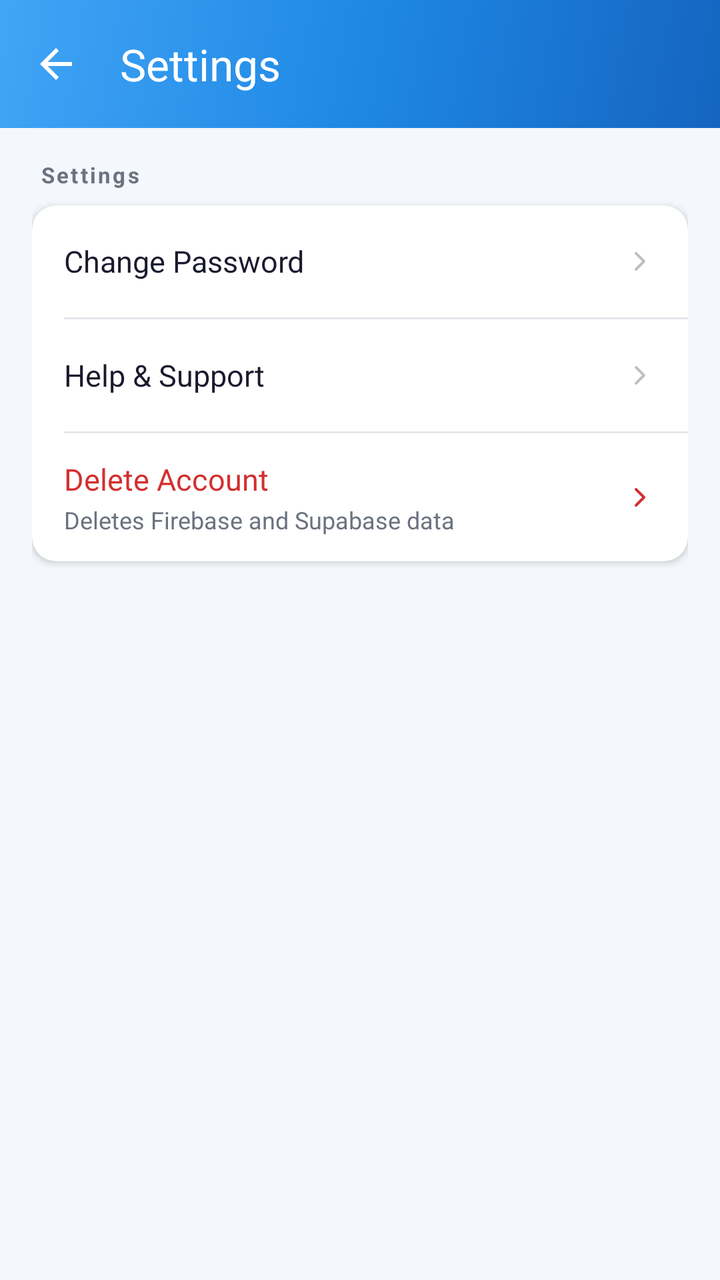
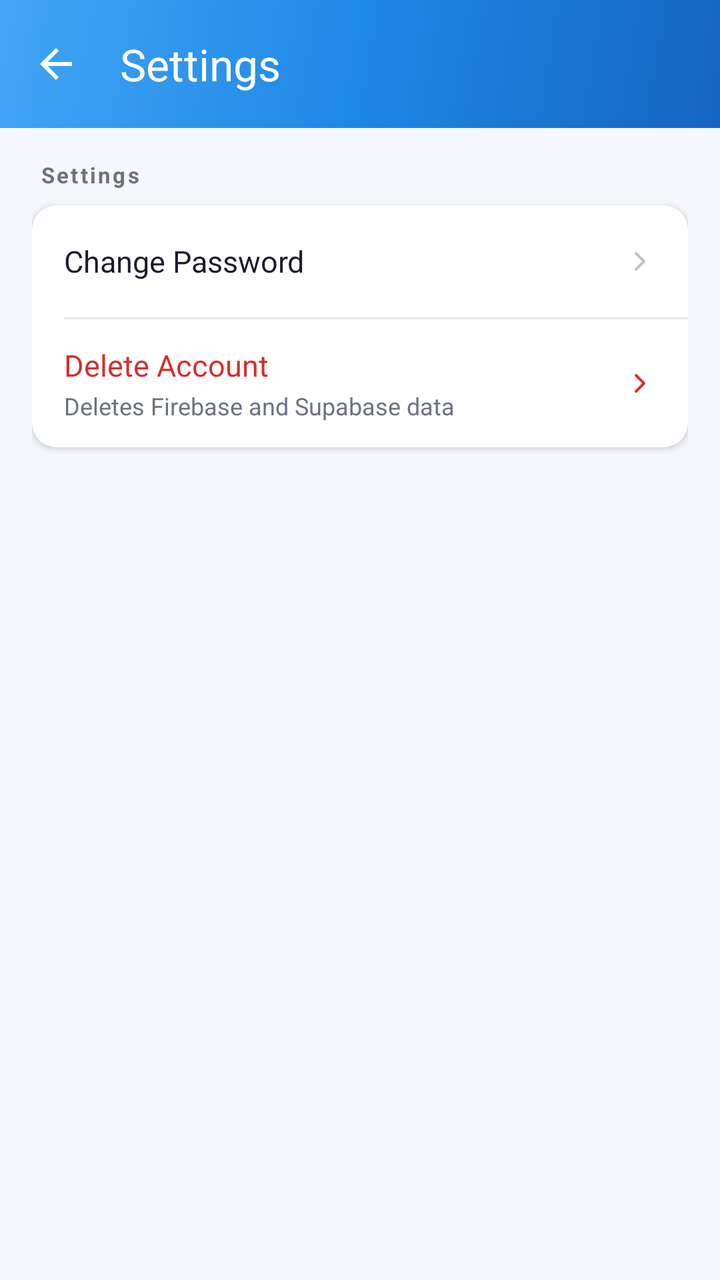

Two renders of the same Android screen: before a commit and after it. Below are the layout's source before the change and the commit's diff.
<!-- AndroidManifest.xml: application theme Theme.QuickFix -->
<!-- res/layout/activity_settings.xml -->
<?xml version="1.0" encoding="utf-8"?>
<FrameLayout
    xmlns:android="http://schemas.android.com/apk/res/android"
    xmlns:app="http://schemas.android.com/apk/res-auto"
    android:layout_width="match_parent"
    android:layout_height="match_parent">

<LinearLayout
    android:layout_width="match_parent"
    android:layout_height="match_parent"
    android:orientation="vertical"
    android:background="@color/screen_background">

    
    <com.google.android.material.appbar.MaterialToolbar
        android:id="@+id/toolbarSettings"
        android:layout_width="match_parent"
        android:layout_height="?attr/actionBarSize"
        android:background="@drawable/bg_profile_header_gradient"
        app:title="@string/settings_title"
        app:titleTextColor="@color/white"
        app:navigationIcon="@drawable/ic_back"
        app:navigationIconTint="@color/white" />

    <androidx.core.widget.NestedScrollView
        android:layout_width="match_parent"
        android:layout_height="match_parent"
        android:overScrollMode="never">

        <LinearLayout
            android:layout_width="match_parent"
            android:layout_height="wrap_content"
            android:orientation="vertical"
            android:padding="16dp">


            
            <TextView
                android:layout_width="wrap_content"
                android:layout_height="wrap_content"
                android:text="@string/settings_title"
                android:textColor="@color/text_secondary"
                android:textSize="11sp"
                android:textStyle="bold"
                android:letterSpacing="0.1"
                android:layout_marginBottom="8dp"
                android:paddingStart="4dp"
                android:paddingEnd="4dp" />

            <androidx.cardview.widget.CardView
                android:layout_width="match_parent"
                android:layout_height="wrap_content"
                app:cardCornerRadius="12dp"
                app:cardElevation="2dp"
                app:cardBackgroundColor="@color/card_bg"
                android:layout_marginBottom="24dp">

                <LinearLayout
                    android:layout_width="match_parent"
                    android:layout_height="wrap_content"
                    android:orientation="vertical">

                    <LinearLayout
                        android:id="@+id/settingsChangePassword"
                        android:layout_width="match_parent"
                        android:layout_height="56dp"
                        android:orientation="horizontal"
                        android:gravity="center_vertical"
                        android:paddingStart="16dp"
                        android:paddingEnd="16dp"
                        android:background="?attr/selectableItemBackground"
                        android:clickable="true"
                        android:focusable="true">
                        <TextView
                            android:layout_width="0dp"
                            android:layout_height="wrap_content"
                            android:layout_weight="1"
                            android:text="@string/settings_change_password"
                            android:textColor="@color/text_primary"
                            android:textSize="15sp" />
                        <ImageView
                            android:layout_width="16dp"
                            android:layout_height="16dp"
                            android:src="@drawable/ic_arrow_right"
                            app:tint="@color/muted_icon"
                            android:contentDescription="@string/nav_home" />
                    </LinearLayout>

                    <View android:layout_width="match_parent" android:layout_height="1dp"
                        android:layout_marginStart="16dp" android:background="@color/divider" />

                    <LinearLayout
                        android:id="@+id/settingsHelpSupport"
                        android:layout_width="match_parent"
                        android:layout_height="56dp"
                        android:orientation="horizontal"
                        android:gravity="center_vertical"
                        android:paddingStart="16dp"
                        android:paddingEnd="16dp"
                        android:background="?attr/selectableItemBackground"
                        android:clickable="true"
                        android:focusable="true">

                        <TextView
                            android:layout_width="0dp"
                            android:layout_height="wrap_content"
                            android:layout_weight="1"
                            android:text="@string/settings_help_support"
                            android:textColor="@color/text_primary"
                            android:textSize="15sp" />

                        <ImageView
                            android:layout_width="16dp"
                            android:layout_height="16dp"
                            android:src="@drawable/ic_arrow_right"
                            app:tint="@color/muted_icon"
                            android:contentDescription="@string/nav_home" />
                    </LinearLayout>

                    <View android:layout_width="match_parent" android:layout_height="1dp"
                        android:layout_marginStart="16dp" android:background="@color/divider" />

                    <LinearLayout
                        android:id="@+id/settingsDeleteAccount"
                        android:layout_width="match_parent"
                        android:layout_height="wrap_content"
                        android:minHeight="64dp"
                        android:orientation="horizontal"
                        android:gravity="center_vertical"
                        android:paddingStart="16dp"
                        android:paddingTop="10dp"
                        android:paddingEnd="16dp"
                        android:paddingBottom="10dp"
                        android:background="?attr/selectableItemBackground"
                        android:clickable="true"
                        android:focusable="true">

                        <LinearLayout
                            android:layout_width="0dp"
                            android:layout_height="wrap_content"
                            android:layout_weight="1"
                            android:orientation="vertical">

                            <TextView
                                android:layout_width="wrap_content"
                                android:layout_height="wrap_content"
                                android:text="@string/settings_delete_account"
                                android:textColor="@color/error_red"
                                android:textSize="15sp" />

                            <TextView
                                android:layout_width="wrap_content"
                                android:layout_height="wrap_content"
                                android:layout_marginTop="2dp"
                                android:text="@string/settings_delete_account_data_scope"
                                android:textColor="@color/text_secondary"
                                android:textSize="12sp" />

                        </LinearLayout>

                        <ImageView
                            android:layout_width="16dp"
                            android:layout_height="16dp"
                            android:src="@drawable/ic_arrow_right"
                            app:tint="@color/error_red"
                            android:contentDescription="@string/nav_home" />
                    </LinearLayout>

                </LinearLayout>
            </androidx.cardview.widget.CardView>

        </LinearLayout>
    </androidx.core.widget.NestedScrollView>

</LinearLayout>

    
    <FrameLayout
        android:id="@+id/settingsLoadingOverlay"
        android:layout_width="match_parent"
        android:layout_height="match_parent"
        android:background="@color/overlay_scrim"
        android:visibility="gone"
        android:clickable="true"
        android:focusable="true"
        android:elevation="8dp">

        <androidx.cardview.widget.CardView
            android:layout_width="160dp"
            android:layout_height="140dp"
            android:layout_gravity="center"
            app:cardCornerRadius="16dp"
            app:cardElevation="8dp"
            app:cardBackgroundColor="@color/card_bg">

            <LinearLayout
                android:layout_width="match_parent"
                android:layout_height="match_parent"
                android:orientation="vertical"
                android:gravity="center"
                android:padding="12dp">

                <ProgressBar
                    android:layout_width="44dp"
                    android:layout_height="44dp"
                    android:indeterminateTint="@color/error_red" />

                <TextView
                    android:id="@+id/tvDeletingMessage"
                    android:layout_width="wrap_content"
                    android:layout_height="wrap_content"
                    android:layout_marginTop="12dp"
                    android:text="@string/settings_delete_overlay_supabase"
                    android:textSize="13sp"
                    android:textColor="@color/text_primary"
                    android:gravity="center" />

            </LinearLayout>
        </androidx.cardview.widget.CardView>

    </FrameLayout>

</FrameLayout>
<!-- resources referenced by this layout -->
<resources>
  <color name="card_bg">#FFFFFF</color>
  <color name="divider">#E5E7EB</color>
  <color name="error_red">#D32F2F</color>
  <color name="muted_icon">#C0C0C0</color>
  <color name="overlay_scrim">#99000000</color>
  <color name="screen_background">#F4F7FB</color>
  <color name="text_primary">#1A1A2E</color>
  <color name="text_secondary">#6B7280</color>
  <color name="white">#FFFFFFFF</color>
  <!-- drawable bg_profile_header_gradient (drawable) -->
  <?xml version="1.0" encoding="utf-8"?>
  <shape xmlns:android="http://schemas.android.com/apk/res/android">
      <gradient
          android:startColor="#1565C0"
          android:centerColor="#1E88E5"
          android:endColor="#42A5F5"
          android:angle="135"
          android:type="linear" />
  </shape>
  <!-- drawable ic_arrow_right (drawable) -->
  <?xml version="1.0" encoding="utf-8"?>
  <vector xmlns:android="http://schemas.android.com/apk/res/android"
      android:width="24dp"
      android:height="24dp"
      android:viewportWidth="24"
      android:viewportHeight="24">
      <path
          android:fillColor="@android:color/transparent"
          android:pathData="M9,18l6,-6-6,-6"
          android:strokeColor="#6B7280"
          android:strokeWidth="2"
          android:strokeLineCap="round"
          android:strokeLineJoin="round"/>
  </vector>
  <!-- drawable ic_back (drawable) -->
  <vector xmlns:android="http://schemas.android.com/apk/res/android"
      android:width="24dp"
      android:height="24dp"
      android:viewportWidth="24"
      android:viewportHeight="24">
      <path
          android:fillColor="@android:color/black"
          android:pathData="M20,11H7.83l5.59,-5.59L12,4l-8,8 8,8 1.41,-1.41L7.83,13H20v-2z" />
  </vector>
  <string name="nav_home">Home</string>
  <string name="settings_change_password">Change Password</string>
  <string name="settings_delete_account">Delete Account</string>
  <string name="settings_delete_account_data_scope">Deletes Firebase and Supabase data</string>
  <string name="settings_delete_overlay_supabase" translatable="false">Deleting account data...</string>
  <string name="settings_help_support">Help &amp; Support</string>
  <string name="settings_title">Settings</string>
  <style name="Theme.QuickFix" parent="Base.Theme.QuickFix" />
  <color name="primary">#1E88E5</color>
  <color name="primary_dark">#1565C0</color>
  <color name="accent_green">#43A047</color>
  <color name="surface_variant">#F5F7FA</color>
  <style name="Theme.QuickFix.AdminDialog" parent="ThemeOverlay.Material3.MaterialAlertDialog">
          <item name="colorSurface">@color/card_bg</item>
          <item name="colorOnSurface">@color/text_primary</item>
          <item name="colorOutline">@color/divider</item>
      </style>
  <style name="Theme.QuickFix.BottomSheet" parent="ThemeOverlay.Material3.BottomSheetDialog">
          <item name="colorSurface">@color/card_bg</item>
          <item name="colorOnSurface">@color/text_primary</item>
          <item name="android:colorBackground">@color/card_bg</item>
      </style>
  <style name="Widget.QuickFix.Button" parent="Widget.Material3.Button">
          <item name="backgroundTint">@color/primary</item>
          <item name="android:textColor">@color/white</item>
      </style>
  <style name="Widget.QuickFix.Chip.Filter" parent="Widget.Material3.Chip.Filter">
          <item name="chipBackgroundColor">@color/surface_variant</item>
          <item name="android:textColor">@color/text_primary</item>
          <item name="checkedIconTint">@color/primary</item>
      </style>
  <color name="input_background">#FFFFFF</color>
  <color name="input_stroke">#1E88E5</color>
  <color name="input_hint">#6B7280</color>
  <color name="input_icon">#455A64</color>
  <!-- unchanged entries left out for length: 2 -->
</resources>

<!-- the commit's change to res/layout/activity_settings.xml (unified diff, before → after) -->
@@ -89,36 +89,6 @@
                     <View android:layout_width="match_parent" android:layout_height="1dp"
                         android:layout_marginStart="16dp" android:background="@color/divider" />
 
-                    <LinearLayout
-                        android:id="@+id/settingsHelpSupport"
-                        android:layout_width="match_parent"
-                        android:layout_height="56dp"
-                        android:orientation="horizontal"
-                        android:gravity="center_vertical"
-                        android:paddingStart="16dp"
-                        android:paddingEnd="16dp"
-                        android:background="?attr/selectableItemBackground"
-                        android:clickable="true"
-                        android:focusable="true">
-
-                        <TextView
-                            android:layout_width="0dp"
-                            android:layout_height="wrap_content"
-                            android:layout_weight="1"
-                            android:text="@string/settings_help_support"
-                            android:textColor="@color/text_primary"
-                            android:textSize="15sp" />
-
-                        <ImageView
-                            android:layout_width="16dp"
-                            android:layout_height="16dp"
-                            android:src="@drawable/ic_arrow_right"
-                            app:tint="@color/muted_icon"
-                            android:contentDescription="@string/nav_home" />
-                    </LinearLayout>
-
-                    <View android:layout_width="match_parent" android:layout_height="1dp"
-                        android:layout_marginStart="16dp" android:background="@color/divider" />
 
                     <LinearLayout
                         android:id="@+id/settingsDeleteAccount"
<!-- resource entries referenced after the edit -->
@@ -49,7 +49,6 @@
   <string name="settings_delete_account">Delete Account</string>
   <string name="settings_delete_account_data_scope">Deletes Firebase and Supabase data</string>
   <string name="settings_delete_overlay_supabase" translatable="false">Deleting account data...</string>
-  <string name="settings_help_support">Help &amp; Support</string>
   <string name="settings_title">Settings</string>
   <style name="Theme.QuickFix" parent="Base.Theme.QuickFix" />
   <color name="primary">#1E88E5</color>
